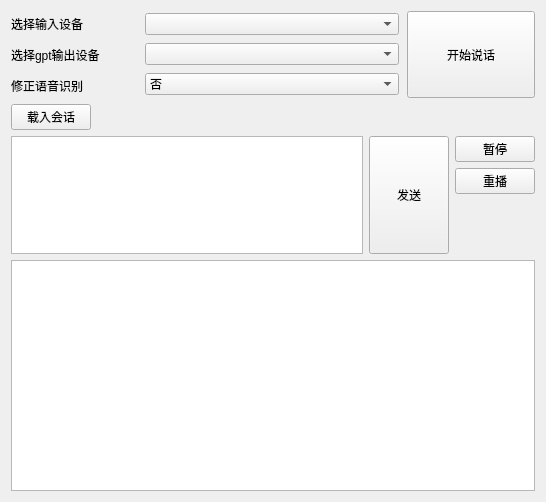
Qt form ui/design/gpt_main_window.ui (QureL/ChatGPTVoice) before a commit.
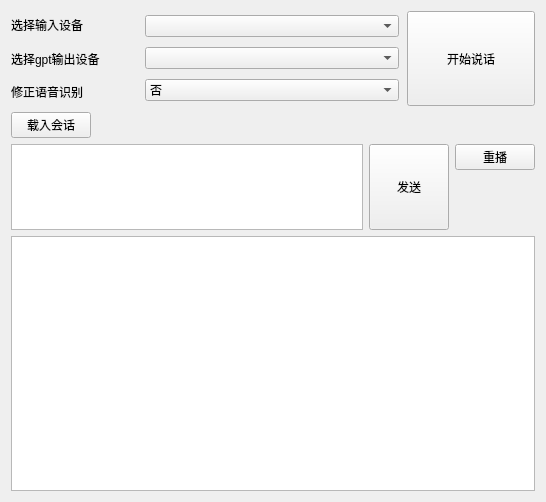
The same form after that commit.

The edit to the form file:
```diff
--- a/ui/design/gpt_main_window.ui
+++ b/ui/design/gpt_main_window.ui
@@ -175,19 +175,6 @@
      </item>
      <item>
       <layout class="QVBoxLayout" name="verticalLayout">
-       <item>
-        <widget class="QPushButton" name="tab1_pause_speaker_btn">
-         <property name="sizePolicy">
-          <sizepolicy hsizetype="Minimum" vsizetype="Fixed">
-           <horstretch>0</horstretch>
-           <verstretch>2</verstretch>
-          </sizepolicy>
-         </property>
-         <property name="text">
-          <string>暂停</string>
-         </property>
-        </widget>
-       </item>
        <item>
         <widget class="QPushButton" name="tab1_speak_again_btn">
          <property name="sizePolicy">
```
